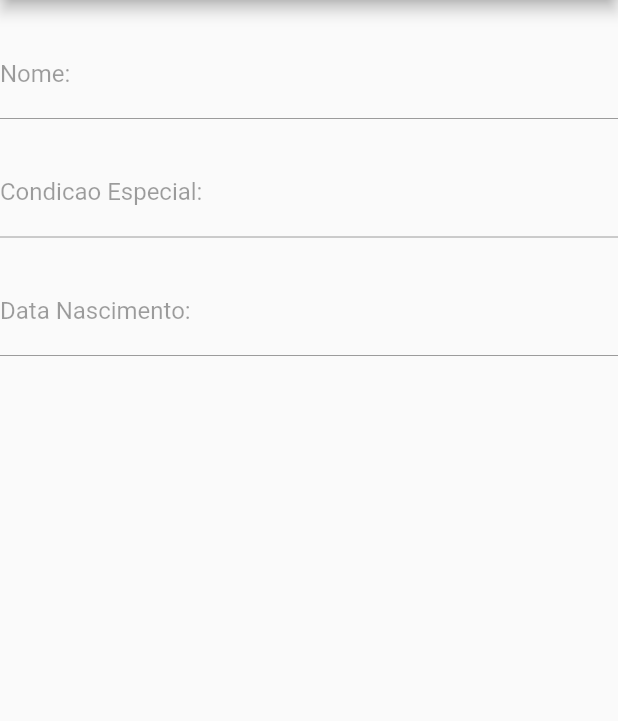
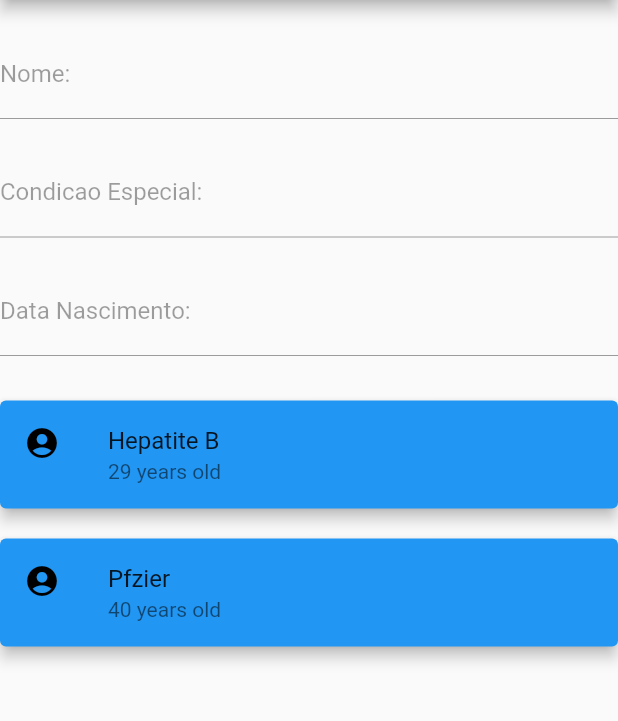
Before and after one commit to marconapppo/CarteiraVacinacao, a Flutter app: the PacienteInformacaoProMedico screen opened directly with empty values, on a phone screen of 412 x 824 dp, the part 84-805 px from its top. Run offline on Flutter 3.47's test engine with Material 2 defaults, Android fonts, the phone set to English and light mode, and no system bars.

Commit message:
Criando tabela Vacinas e conseguindo remove-la

```diff
--- a/lib/gerenciarVacinasAplicadas.dart
+++ b/lib/gerenciarVacinasAplicadas.dart
@@ -1,4 +1,5 @@
 import 'package:flutter/material.dart';
+import 'package:vacina/models/models.dart';
 //import 'package:flutter/src/widgets/framework.dart';
 
 class VacinasAplicadas extends StatelessWidget {
@@ -134,10 +135,26 @@
   }
 }
 
-class PacienteInformacaoProMedico extends StatelessWidget {
+class PacienteInformacaoProMedico extends StatefulWidget {
   final Paciente paciente;
 
-  const PacienteInformacaoProMedico({Key key, this.paciente}) : super(key: key);
+  PacienteInformacaoProMedico({Key key, this.paciente}) : super(key: key);
+
+  final List<Vacinas> _vacinas = List();
+
+  @override
+  _PacienteInformacaoProMedicoState createState() =>
+      _PacienteInformacaoProMedicoState();
+}
+
+class _PacienteInformacaoProMedicoState
+    extends State<PacienteInformacaoProMedico> {
+  var parts = ["teste", "head"];
+
+  final List<Map<String, dynamic>> _allVacinas = [
+    {"id": 1, "name": "Hepatite B", "age": 29},
+    {"id": 2, "name": "Pfzier", "age": 40},
+  ];
 
   @override
   Widget build(BuildContext context) {
@@ -154,7 +171,7 @@
             //Alterções quanto ao front devem ser implementadas no InputDecoration, lembrar de disabilitar o
             //TextFormFild sim usar enabled : false, pois este cancela as alterções de InputDecoration
             TextFormField(
-              initialValue: paciente.name,
+              initialValue: widget.paciente.name,
               enabled: false,
               decoration: InputDecoration(
                 labelText: 'Nome:',
@@ -165,7 +182,7 @@
             ),
             //condicao Especial (lembrar de alocar do banco aqui dps no initialValue)
             TextFormField(
-              initialValue: paciente.name,
+              initialValue: widget.paciente.name,
               enabled: false,
               decoration:
                   const InputDecoration(labelText: 'Condicao Especial:'),
@@ -175,13 +192,57 @@
             ),
             //data Nascimento (fica pro futuro)
             TextFormField(
-              initialValue: paciente.name,
+              initialValue: widget.paciente.name,
               enabled: false,
               decoration: const InputDecoration(labelText: 'Data Nascimento:'),
+            ),
+            SizedBox(
+              height: 20,
+            ),
+            Expanded(
+              child: _allVacinas.length > 0
+                  ? ListView.builder(
+                      itemCount: _allVacinas.length,
+                      // front-end
+                      itemBuilder: (context, index) => Card(
+                        key: ValueKey(_allVacinas[index]["id"]),
+                        color: Colors.blue,
+                        elevation: 4,
+                        margin: EdgeInsets.symmetric(vertical: 10),
+                        child: ListTile(
+                          //continuação trab
+                          onTap: () {
+                            //print(_allVacinas);
+                            setState(() {
+                              _allVacinas.removeAt(0);
+                            });
+                          },
+                          leading: Icon(
+                            Icons.account_circle,
+                            color: Colors.black,
+                          ),
+                          title: Text(_allVacinas[index]['name']),
+                          subtitle: Text(
+                              '${_allVacinas[index]["age"].toString()} years old'),
+                        ),
+                      ),
+                    )
+                  : Text(
+                      'No results found',
+                      style: TextStyle(fontSize: 24),
+                    ),
             ),
           ],
         ),
       ),
     );
   }
+
+  void _atualiza(Vacinas vacinas) {
+    if (vacinas != null) {
+      setState(() {
+        widget._vacinas.add(vacinas);
+      });
+    }
+  }
 }
--- /dev/null
+++ b/lib/models/models.dart
@@ -0,0 +1,8 @@
+class Vacinas {
+  final String nome;
+  //final int numeroConta;
+
+  Vacinas(
+    this.nome,
+  );
+}
```
Also changed, not shown: lib/codigosInuteis/codigosInuteis.dart (+61 -0 lines).
